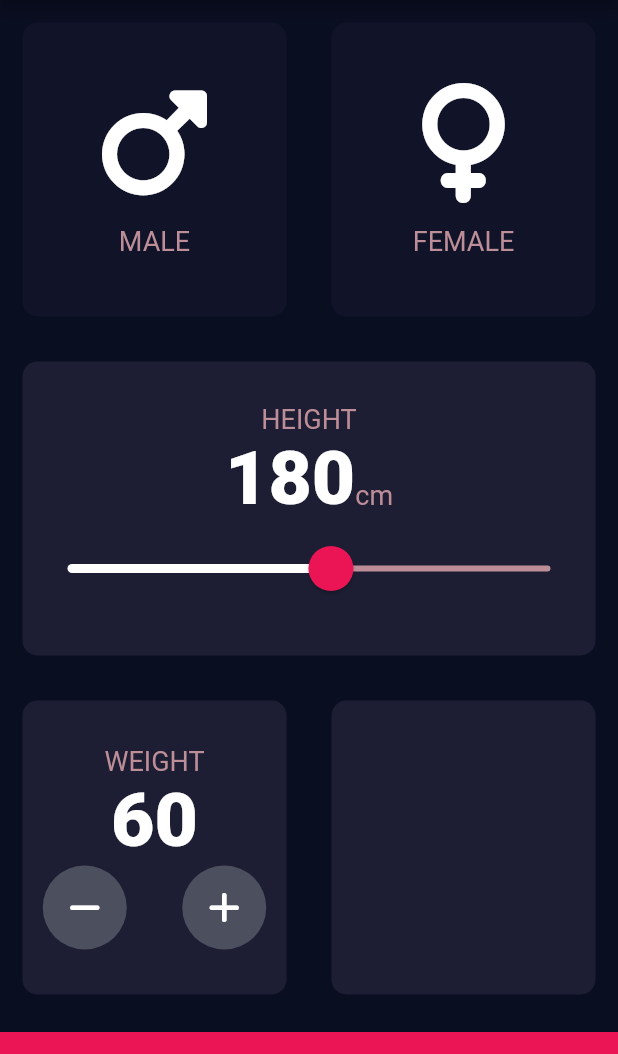
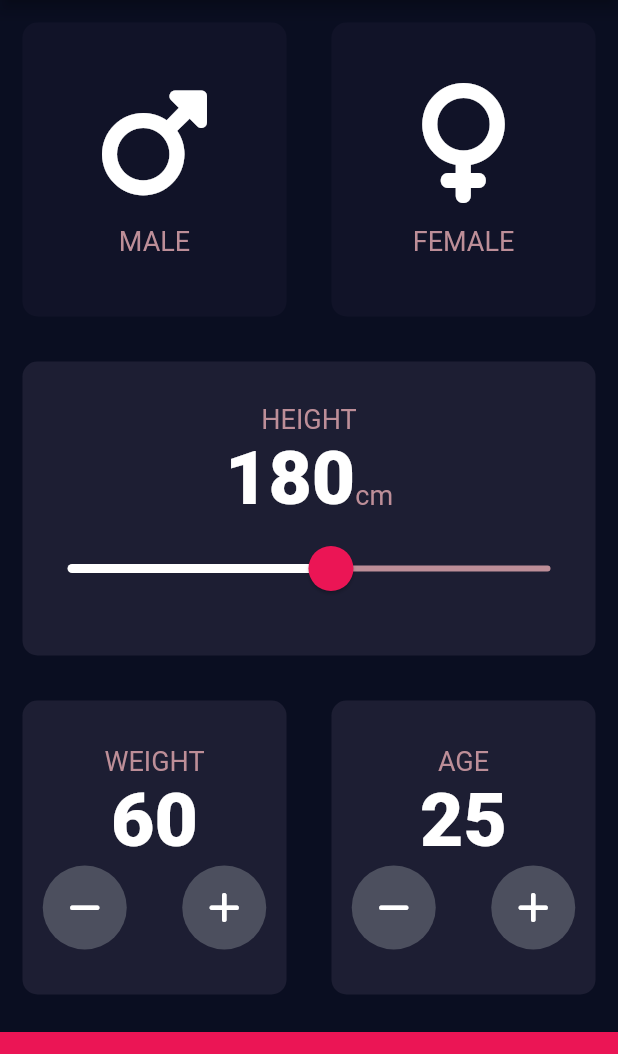
Before and after one commit to mfrancetic/bmi-calculator, a Flutter app: the screen it shows after launch, on a phone screen of 412 x 824 dp, the part 84-1138 px from its top. Run offline on Flutter 3.47's test engine with Material 2 defaults, Android fonts, the phone set to English and light mode, and no system bars; our stand-ins replace font_awesome_flutter.

Commit message:
Create IncreaseDecreaseValueCard; implement it to display weight and age cards

```diff
--- a/lib/input/input_page.dart
+++ b/lib/input/input_page.dart
@@ -1,7 +1,7 @@
 import 'package:flutter/material.dart';
 import 'package:flutter_bmi_calculator/input/widgets/icon_content.dart';
+import 'package:flutter_bmi_calculator/input/widgets/increase_decrease_value_card.dart';
 import 'package:flutter_bmi_calculator/input/widgets/reusable_card.dart';
-import 'package:flutter_bmi_calculator/input/widgets/round_icon_button.dart';
 import 'package:flutter_bmi_calculator/models/gender.dart';
 import 'package:flutter_bmi_calculator/utils/constants/colors.dart';
 import 'package:flutter_bmi_calculator/utils/constants/dimensions.dart';
@@ -20,6 +20,7 @@ class _InputPageState extends State<InputPage> {
   Gender? selectedGender;
   int height = 180;
   int weight = 60;
+  int age = 25;
 
   @override
   Widget build(BuildContext context) {
@@ -116,48 +117,43 @@ class _InputPageState extends State<InputPage> {
                   Expanded(
                     child: ReusableCard(
                       color: kInputPageActiveCardColor,
-                    cardChild: Column(
-                      mainAxisAlignment: MainAxisAlignment.center,
-                      children: [
-                        const Text(
-                          'WEIGHT',
-                          style: kLabelTextStyle,
-                        ),
-                        Text(weight.toString(), style: kNumberTextStyle),
-                        Row(
-                          mainAxisAlignment: MainAxisAlignment.center,
-                          children: [
-                            Expanded(
-                                child: RoundIconButton(
-                              icon: FontAwesomeIcons.minus,
-                              onPressed: () {
-                                setState(() {
-                                  if (weight > 0) {
-                                    weight--;
-                                  }
-                                });
-                              },
-                            )),
-                            const SizedBox(
-                              width: 10.0,
-                            ),
-                            Expanded(
-                                child: RoundIconButton(
-                              icon: FontAwesomeIcons.plus,
-                              onPressed: () {
+                      cardChild: IncreaseDecreaseValueCard(
+                        title: 'WEIGHT',
+                        value: weight,
+                        onIncrease: () {
                           setState(() {
                             weight++;
                           });
                         },
-                            )),
-                          ],
+                        onDecrease: () {
+                          if (weight > 0) {
+                            setState(() {
+                              weight--;
+                            });
+                          }
+                        },
                       ),
-                      ],
                     ),
-                  )),
-                  const Expanded(
+                  ),
+                  Expanded(
                       child: ReusableCard(
                     color: kInputPageActiveCardColor,
+                    cardChild: IncreaseDecreaseValueCard(
+                      title: 'AGE',
+                      value: age,
+                      onIncrease: () {
+                        setState(() {
+                          age++;
+                        });
+                      },
+                      onDecrease: () {
+                        if (height > 0) {
+                          setState(() {
+                            age--;
+                          });
+                        }
+                      },
+                    ),
                   )),
                 ],
               ),
--- /dev/null
+++ b/lib/input/widgets/increase_decrease_value_card.dart
@@ -0,0 +1,47 @@
+import 'package:flutter/material.dart';
+import 'package:flutter_bmi_calculator/input/widgets/round_icon_button.dart';
+import 'package:flutter_bmi_calculator/utils/constants/styles.dart';
+import 'package:font_awesome_flutter/font_awesome_flutter.dart';
+
+class IncreaseDecreaseValueCard extends StatelessWidget {
+  const IncreaseDecreaseValueCard(
+      {Key? key,
+      required this.title,
+      required this.value,
+      required this.onIncrease,
+      required this.onDecrease})
+      : super(key: key);
+
+  final String title;
+  final int value;
+  final VoidCallback onIncrease;
+  final VoidCallback onDecrease;
+
+  @override
+  Widget build(BuildContext context) {
+    return Column(
+      mainAxisAlignment: MainAxisAlignment.center,
+      children: [
+        Text(
+          title,
+          style: kLabelTextStyle,
+        ),
+        Text(value.toString(), style: kNumberTextStyle),
+        Row(
+          mainAxisAlignment: MainAxisAlignment.center,
+          children: [
+            Expanded(
+                child: RoundIconButton(
+                    icon: FontAwesomeIcons.minus, onPressed: onDecrease)),
+            const SizedBox(
+              width: 10.0,
+            ),
+            Expanded(
+                child: RoundIconButton(
+                    icon: FontAwesomeIcons.plus, onPressed: onIncrease)),
+          ],
+        ),
+      ],
+    );
+  }
+}
```
Lines whose indentation alone changed are shown as unchanged.
